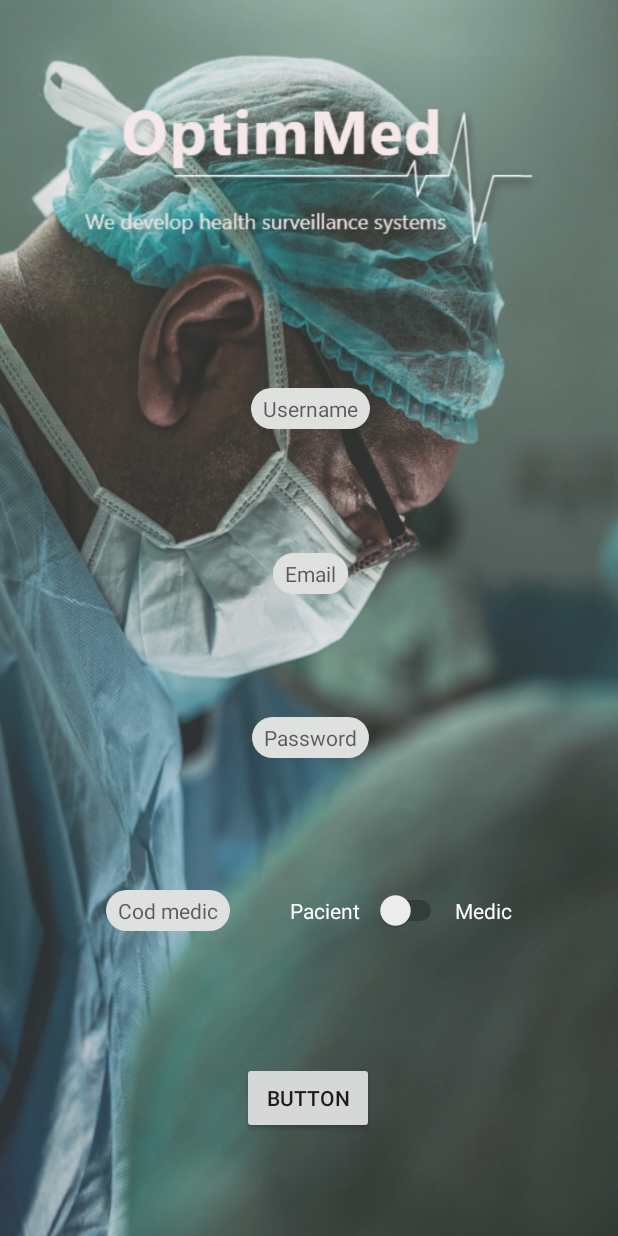
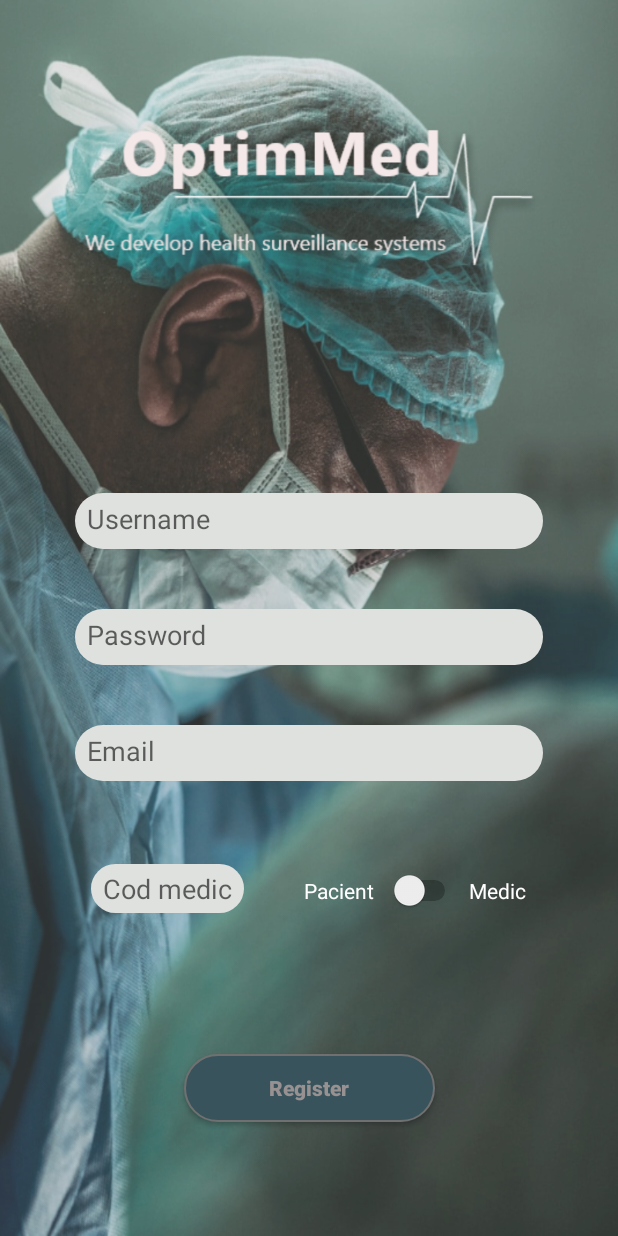
Before and after one commit to Robert-Adrian/OptimMed, an Android app: the RegisterActivity screen opened directly, with no data from a screen before it, on a phone screen of 412 x 824 dp. Run offline under Robolectric (Android 15) with nearby library versions, the phone set to English and light mode, and no system bars; Roboto replaces fonts that are not available here.

Commit message:
New Update

```diff
--- a/app/src/main/java/com/example/optimmed/RegisterActivity.java
+++ b/app/src/main/java/com/example/optimmed/RegisterActivity.java
@@ -8,6 +8,7 @@ import android.graphics.drawable.Drawable;
 import android.os.Bundle;
 import android.view.View;
 import android.widget.ImageView;
+import android.widget.LinearLayout;
 import android.widget.Switch;
 import android.widget.TextView;
 
--- /dev/null
+++ b/app/src/main/res/drawable/register_btn.xml
@@ -0,0 +1,10 @@
+<?xml version="1.0" encoding="utf-8"?>
+<selector xmlns:android="http://schemas.android.com/apk/res/android">
+    <item>
+        <shape android:shape="rectangle">
+            <corners android:radius="22dp"/>
+            <solid android:color="#38535C"/>
+            <stroke android:color="#707070" android:width="1dp"/>
+        </shape>
+    </item>
+</selector>
--- a/app/src/main/res/layout/register_activity.xml
+++ b/app/src/main/res/layout/register_activity.xml
@@ -4,91 +4,49 @@
     xmlns:tools="http://schemas.android.com/tools"
     android:layout_width="match_parent"
     android:layout_height="match_parent"
-    android:background="@drawable/start_wallpaper">
+    android:background="@drawable/start_wallpaper"
+    android:gravity="center"
+    android:orientation="vertical">
 
 
-    <TextView
-        android:id="@+id/textView2"
-        android:layout_width="wrap_content"
-        android:layout_height="wrap_content"
-        android:background="@drawable/input_text"
-        android:hint="Username"
-        android:paddingLeft="8dp"
-        android:paddingTop="4dp"
-        android:paddingRight="8dp"
-        android:paddingBottom="4dp"
-        app:layout_constraintBottom_toTopOf="@+id/textView5"
+    <Button
+        android:id="@+id/button4"
+        android:layout_width="167dp"
+        android:layout_height="45dp"
+        android:layout_marginBottom="76dp"
+        android:background="@drawable/register_btn"
+        android:onClick="loginActivity"
+        android:text="Register"
+        android:textAllCaps="false"
+        android:textColor="#989191"
+        android:textStyle="bold"
+        app:layout_constraintBottom_toBottomOf="parent"
         app:layout_constraintEnd_toEndOf="parent"
-        app:layout_constraintHorizontal_bias="0.503"
         app:layout_constraintStart_toStartOf="parent"
-        app:layout_constraintTop_toBottomOf="@+id/imageView" />
+        app:layout_constraintTop_toBottomOf="@+id/include2" />
 
     <ImageView
         android:id="@+id/imageView"
         android:layout_width="wrap_content"
         android:layout_height="wrap_content"
-        android:layout_marginTop="52dp"
-        app:layout_constraintBottom_toTopOf="@+id/textView2"
+        android:layout_marginTop="66dp"
+        app:layout_constraintBottom_toTopOf="@+id/include2"
         app:layout_constraintEnd_toEndOf="parent"
         app:layout_constraintStart_toStartOf="parent"
         app:layout_constraintTop_toTopOf="parent"
-        app:layout_constraintVertical_bias="0.81"
+        app:layout_constraintVertical_bias="1.0"
         app:layout_constraintVertical_chainStyle="spread_inside"
         app:srcCompat="@drawable/logo" />
 
-    <TextView
-        android:id="@+id/textView6"
-        android:layout_width="wrap_content"
-        android:layout_height="wrap_content"
-        android:background="@drawable/input_text"
-        android:hint="Password"
-        android:paddingLeft="8dp"
-        android:paddingTop="4dp"
-        android:paddingRight="8dp"
-        android:paddingBottom="4dp"
-        app:layout_constraintBottom_toTopOf="@+id/include"
-        app:layout_constraintEnd_toEndOf="parent"
-        app:layout_constraintHorizontal_bias="0.503"
-        app:layout_constraintStart_toStartOf="parent"
-        app:layout_constraintTop_toBottomOf="@+id/textView5" />
-
-    <Button
-        android:id="@+id/button4"
-        android:layout_width="wrap_content"
-        android:layout_height="wrap_content"
-        android:layout_marginBottom="68dp"
-        android:onClick="loginActivity"
-        android:text="Button"
-        app:layout_constraintBottom_toBottomOf="parent"
-        app:layout_constraintEnd_toEndOf="parent"
-        app:layout_constraintHorizontal_bias="0.498"
-        app:layout_constraintStart_toStartOf="parent"
-        app:layout_constraintTop_toBottomOf="@+id/include" />
-
     <include
-        android:id="@+id/include"
-        layout="@layout/register_component"
-        android:layout_width="wrap_content"
-        android:layout_height="wrap_content"
+        android:id="@+id/include2"
+        layout="@layout/register_fields"
+        android:layout_width="0dp"
+        android:layout_height="0dp"
         app:layout_constraintBottom_toTopOf="@+id/button4"
         app:layout_constraintEnd_toEndOf="parent"
+        app:layout_constraintHorizontal_bias="0.0"
         app:layout_constraintStart_toStartOf="parent"
-        app:layout_constraintTop_toBottomOf="@+id/textView6" />
-
-    <TextView
-        android:id="@+id/textView5"
-        android:layout_width="wrap_content"
-        android:layout_height="wrap_content"
-        android:background="@drawable/input_text"
-        android:hint="Email"
-        android:paddingLeft="8dp"
-        android:paddingTop="4dp"
-        android:paddingRight="8dp"
-        android:paddingBottom="4dp"
-        app:layout_constraintBottom_toTopOf="@+id/textView6"
-        app:layout_constraintEnd_toEndOf="parent"
-        app:layout_constraintHorizontal_bias="0.502"
-        app:layout_constraintStart_toStartOf="parent"
-        app:layout_constraintTop_toBottomOf="@+id/textView2" />
+        app:layout_constraintTop_toBottomOf="@+id/imageView" />
 
 </androidx.constraintlayout.widget.ConstraintLayout>
--- a/app/src/main/res/layout/register_component.xml
+++ b/app/src/main/res/layout/register_component.xml
@@ -5,7 +5,7 @@
     android:layout_height="match_parent"
     android:padding="5dp">
 
-    <TextView
+    <EditText
         android:id="@+id/textView7"
         android:layout_width="match_parent"
         android:layout_height="wrap_content"
--- /dev/null
+++ b/app/src/main/res/layout/register_fields.xml
@@ -0,0 +1,56 @@
+<?xml version="1.0" encoding="utf-8"?>
+<LinearLayout
+    xmlns:android="http://schemas.android.com/apk/res/android" android:layout_width="match_parent"
+    android:layout_height="match_parent"
+    android:orientation="vertical"
+    android:gravity="center">
+
+    <EditText
+        android:id="@+id/editText2"
+        android:layout_width="match_parent"
+        android:layout_height="37dp"
+        android:ems="10"
+        android:inputType="textPersonName"
+        android:hint="Username"
+        android:padding="8dp"
+        android:background="@drawable/input_text"
+        android:layout_marginLeft="50dp"
+        android:layout_marginRight="50dp"
+        android:layout_marginTop="50dp"/>
+
+    <EditText
+        android:id="@+id/editText3"
+        android:layout_width="match_parent"
+        android:layout_height="37dp"
+        android:ems="10"
+        android:inputType="textPersonName"
+        android:hint="Password"
+        android:padding="8dp"
+        android:background="@drawable/input_text"
+        android:layout_marginLeft="50dp"
+        android:layout_marginRight="50dp"
+        android:layout_marginTop="40dp"/>
+
+    <EditText
+        android:id="@+id/editText4"
+        android:layout_width="match_parent"
+        android:layout_height="37dp"
+        android:ems="10"
+        android:inputType="textPersonName"
+        android:hint="Email"
+        android:padding="8dp"
+        android:background="@drawable/input_text"
+        android:layout_marginLeft="50dp"
+        android:layout_marginTop="40dp"
+        android:layout_marginRight="50dp"
+        android:layout_marginBottom="50dp"/>
+
+    <include
+        android:id="@+id/include"
+        layout="@layout/register_component"
+        android:layout_width="wrap_content"
+        android:layout_height="wrap_content" />
+
+
+
+</LinearLayout>
```
Also changed, not shown: app/src/main/res/drawable-v24/asdaf.png (deleted), app/src/main/res/drawable-v24/puls.png (deleted).
